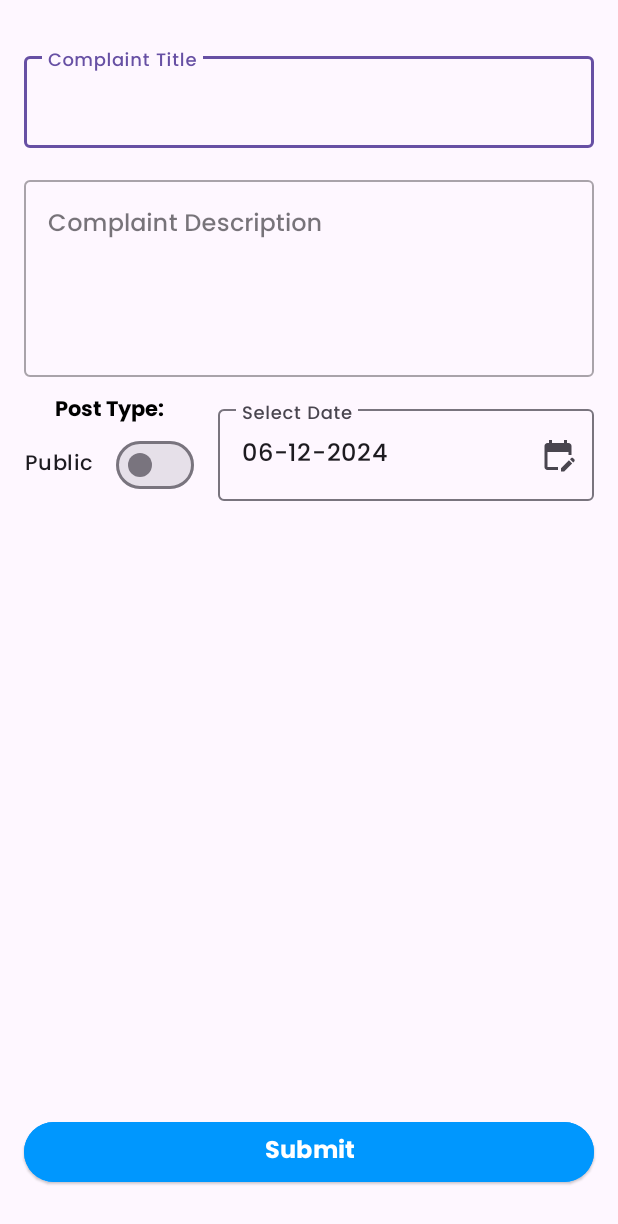
After one commit to mirzatawhid/Prokash-SocialApp, an Android app: the fragment DetailsFragment shown on its own in the app's theme, on a phone screen of 412 x 824 dp. The commit adds this screen. Shown: the top 1224 px of the screen. Run offline under Robolectric (Android 15) with nearby library versions, the phone set to English and light mode, and no system bars.

Commit message:
Detail Fragment added

```diff
--- /dev/null
+++ b/app/src/main/java/com/dcoder/prokash/complaintSubmissionFragment/DetailsFragment.kt
@@ -0,0 +1,121 @@
+package com.dcoder.prokash.complaintSubmissionFragment
+
+import android.annotation.SuppressLint
+import android.os.Bundle
+import android.text.TextUtils
+import android.util.Log
+import androidx.fragment.app.Fragment
+import android.view.LayoutInflater
+import android.view.View
+import android.view.ViewGroup
+import android.widget.Toast
+import androidx.lifecycle.ViewModelProvider
+import com.dcoder.prokash.databinding.FragmentDetailsBinding
+import com.dcoder.prokash.viewmodel.ComplaintSubmissionViewModel
+import com.google.android.material.datepicker.MaterialDatePicker
+import java.text.SimpleDateFormat
+import java.util.Calendar
+import java.util.Date
+import java.util.Locale
+
+
+class DetailsFragment : Fragment() {
+
+    private var _binding: FragmentDetailsBinding? = null
+    private val binding get() = _binding!!
+
+    private lateinit var viewModel: ComplaintSubmissionViewModel
+
+
+    override fun onCreateView(
+        inflater: LayoutInflater, container: ViewGroup?,
+        savedInstanceState: Bundle?
+    ): View {
+        // Inflate the layout for this fragment
+        viewModel = ViewModelProvider(requireActivity()).get(ComplaintSubmissionViewModel::class.java)
+        _binding = FragmentDetailsBinding.inflate(inflater, container, false)
+        return binding.root
+    }
+
+    @SuppressLint("SetTextI18n")
+    override fun onViewCreated(view: View, savedInstanceState: Bundle?) {
+        super.onViewCreated(view, savedInstanceState)
+
+        binding.detailAnonymous.setOnCheckedChangeListener { _, isChecked ->
+            if (isChecked) {
+                binding.detailAnonymous.text = "Anonymous"
+            } else {
+                binding.detailAnonymous.text = "Public"
+            }
+        }
+
+        val dateFormat = SimpleDateFormat("dd-MM-yyyy", Locale.getDefault())
+
+        // Set Current Date in EditText by Default
+        val currentDate = Calendar.getInstance().time
+        binding.detailDate.setText(dateFormat.format(currentDate))
+
+        binding.detailDateLayout.setEndIconOnClickListener {
+            showDatePicker()
+        }
+
+        binding.detailDate.setOnClickListener {
+            showDatePicker()
+        }
+
+        binding.detailSubmit.setOnClickListener{
+            if (TextUtils.isEmpty(binding.detailTitle.text)){
+                binding.detailTitle.error = "Complaint Title is required."
+            }else{
+                binding.detailTitle.error = null
+            }
+
+            if(TextUtils.isEmpty(binding.detailDesc.text)){
+                binding.detailDesc.error = "Complaint Description is required."
+            }else{
+                binding.detailDesc.error = null
+            }
+            if (binding.detailTitle.error == null && binding.detailDesc.error == null){
+                viewModel.setTitle(binding.detailTitle.text.toString())
+                viewModel.setDescription(binding.detailDesc.text.toString())
+                viewModel.setAnonymous(binding.detailAnonymous.isChecked)
+                viewModel.setDate(binding.detailDate.text.toString())
+                Toast.makeText(requireContext(), "Every Input is Perfect.", Toast.LENGTH_SHORT).show()
+                Log.d("ComplaintInputCheck", "lastFragment:\n" +
+                        "title:${viewModel.title.value}\n" +
+                        "Desc: ${viewModel.description.value}\n" +
+                        "Date: ${viewModel.date.value}\n" +
+                        "isImage: ${viewModel.isImage.value}\n" +
+                        "evidence: ${viewModel.evidence.value}\n" +
+                        "category: ${viewModel.category.value}\n" +
+                        "subcategory: ${viewModel.subCategory.value}\n" +
+                        "lon: ${viewModel.locationLongitude.value}\n" +
+                        "lat: ${viewModel.locationLatitude.value}\n" +
+                        "anonymous: ${viewModel.anonymous.value}\n")
+            }
+        }
+
+    }
+
+    private fun showDatePicker() {
+        // Create a MaterialDatePicker instance
+        val datePicker = MaterialDatePicker.Builder.datePicker()
+            .setTitleText("Select a Date")
+            .setSelection(MaterialDatePicker.todayInUtcMilliseconds())
+            .build()
+
+        // Show the Date Picker
+        datePicker.show(parentFragmentManager, "datePicker")
+
+        // Handle Date Selection
+        datePicker.addOnPositiveButtonClickListener { selectedDate ->
+            // Format the selected date
+            val formattedDate =
+                SimpleDateFormat("dd-MM-yyyy", Locale.getDefault()).format(Date(selectedDate))
+            // Display the selected date in the EditText
+            binding.detailDate.setText(formattedDate)
+        }
+
+
+    }
+}
--- a/app/src/main/java/com/dcoder/prokash/model/SubCategoryModel.kt
+++ b/app/src/main/java/com/dcoder/prokash/data/model/SubCategoryModel.kt
@@ -1,6 +1,4 @@
-package com.dcoder.prokash.model
-
-import android.graphics.drawable.Drawable
+package com.dcoder.prokash.data.model
 
 
 data class SubCategoryModel(
--- a/app/src/main/java/com/dcoder/prokash/viewmodel/ComplaintSubmissionViewModel.kt
+++ b/app/src/main/java/com/dcoder/prokash/viewmodel/ComplaintSubmissionViewModel.kt
@@ -11,21 +11,25 @@ class ComplaintSubmissionViewModel: ViewModel() {
     private var _isImage = MutableLiveData<Boolean?>()
     private var _category = MutableLiveData<String>()
     private var _subCategory = MutableLiveData<String>()
-    private var _location = MutableLiveData<String>()
+    private var _locationLongitude = MutableLiveData<Double>()
+    private var _locationLatitude = MutableLiveData<Double>()
     private var _title = MutableLiveData<String>()
     private var _description = MutableLiveData<String>()
     private var _anonymous = MutableLiveData<Boolean>()
     private var _selectedTab = MutableLiveData<Int>()
+    private var _date = MutableLiveData<String>()
 
     val evidence: LiveData<Uri?> = _evidence
     val isImage: LiveData<Boolean?> = _isImage
     val category: LiveData<String> = _category
     val subCategory: LiveData<String> = _subCategory
-    val location: LiveData<String> = _location
+    val locationLongitude: LiveData<Double> = _locationLongitude
+    val locationLatitude: LiveData<Double> = _locationLatitude
     val title: LiveData<String> = _title
     val description: LiveData<String> = _description
     val anonymous: LiveData<Boolean> = _anonymous
     val selectedTab: LiveData<Int> = _selectedTab
+    val date: LiveData<String> = _date
 
     fun setEvidence(newEvidence: Uri?){
         _evidence.value = newEvidence
@@ -39,8 +43,9 @@ class ComplaintSubmissionViewModel: ViewModel() {
         _subCategory.value = newSubCategory
     }
 
-    fun setLocation(newLocation:String){
-        _location.value = newLocation
+    fun setLocation(longitude:Double,latitude:Double){
+        _locationLongitude.value = longitude
+        _locationLatitude.value = latitude
     }
 
     fun setTitle(newTitle:String){
@@ -65,4 +70,8 @@ class ComplaintSubmissionViewModel: ViewModel() {
         _isImage.value = new
     }
 
+    fun setDate(newDate:String){
+        _date.value = newDate
+    }
+
 }
--- /dev/null
+++ b/app/src/main/res/drawable/ic_edit_calendar.xml
@@ -0,0 +1,5 @@
+<vector xmlns:android="http://schemas.android.com/apk/res/android" android:height="24dp" android:tint="#000000" android:viewportHeight="24" android:viewportWidth="24" android:width="24dp">
+
+    <path android:fillColor="@android:color/white" android:pathData="M12,22H5c-1.11,0 -2,-0.9 -2,-2L3.01,6c0,-1.1 0.88,-2 1.99,-2h1V2h2v2h8V2h2v2h1c1.1,0 2,0.9 2,2v6h-2v-2H5v10h7V22zM22.13,16.99l0.71,-0.71c0.39,-0.39 0.39,-1.02 0,-1.41l-0.71,-0.71c-0.39,-0.39 -1.02,-0.39 -1.41,0l-0.71,0.71L22.13,16.99zM21.42,17.7l-5.3,5.3H14v-2.12l5.3,-5.3L21.42,17.7z"/>
+
+</vector>
--- /dev/null
+++ b/app/src/main/res/layout/fragment_details.xml
@@ -0,0 +1,123 @@
+<?xml version="1.0" encoding="utf-8"?>
+<androidx.constraintlayout.widget.ConstraintLayout xmlns:android="http://schemas.android.com/apk/res/android"
+    xmlns:app="http://schemas.android.com/apk/res-auto"
+    xmlns:tools="http://schemas.android.com/tools"
+    android:layout_width="match_parent"
+    android:layout_height="match_parent"
+    tools:context=".complaintSubmissionFragment.DetailsFragment">
+
+    <com.google.android.material.textfield.TextInputLayout
+        android:id="@+id/detail_title_layout"
+        style="@style/Widget.MaterialComponents.TextInputLayout.OutlinedBox"
+        android:layout_width="match_parent"
+        android:layout_height="wrap_content"
+        android:layout_marginStart="16dp"
+        android:layout_marginTop="32dp"
+        android:layout_marginEnd="16dp"
+        android:hint="Complaint Title"
+        app:layout_constraintEnd_toEndOf="parent"
+        app:layout_constraintStart_toStartOf="parent"
+        app:layout_constraintTop_toTopOf="parent">
+
+        <com.google.android.material.textfield.TextInputEditText
+            android:id="@+id/detail_title"
+            android:layout_width="match_parent"
+            android:layout_height="wrap_content"
+            android:fontFamily="@font/poppins_medium"/>
+
+    </com.google.android.material.textfield.TextInputLayout>
+
+    <com.google.android.material.textfield.TextInputLayout
+        android:id="@+id/detail_desc_layout"
+        style="@style/Widget.MaterialComponents.TextInputLayout.OutlinedBox"
+        android:layout_width="match_parent"
+        android:layout_height="wrap_content"
+        android:layout_marginStart="16dp"
+        android:layout_marginTop="16dp"
+        android:layout_marginEnd="16dp"
+        android:hint="Complaint Description"
+        app:layout_constraintEnd_toEndOf="parent"
+        app:layout_constraintStart_toStartOf="parent"
+        app:layout_constraintTop_toBottomOf="@id/detail_title_layout">
+
+        <com.google.android.material.textfield.TextInputEditText
+            android:id="@+id/detail_desc"
+            android:layout_width="match_parent"
+            android:layout_height="wrap_content"
+            android:inputType="textMultiLine"
+            android:gravity="start|top"
+            android:minLines="4"
+            android:maxLines="10"
+            android:scrollbars="vertical"
+            android:fontFamily="@font/poppins_medium"
+            android:overScrollMode="ifContentScrolls"
+            android:scrollHorizontally="false"/>
+
+    </com.google.android.material.textfield.TextInputLayout>
+
+    <com.google.android.material.materialswitch.MaterialSwitch
+        android:id="@+id/detail_anonymous"
+        android:layout_width="wrap_content"
+        android:layout_height="wrap_content"
+        android:layout_marginStart="16dp"
+        android:text="Public"
+        android:textAlignment="center"
+        android:checked="false"
+        android:fontFamily="@font/poppins_medium"
+        app:layout_constraintStart_toStartOf="parent"
+        app:layout_constraintBottom_toBottomOf="@id/detail_date_layout"/>
+
+    <com.google.android.material.textfield.TextInputLayout
+        android:id="@+id/detail_date_layout"
+        style="@style/Widget.Material3.TextInputLayout.OutlinedBox"
+        android:layout_width="0dp"
+        android:layout_height="wrap_content"
+        android:layout_marginStart="16dp"
+        android:layout_marginTop="16dp"
+        android:layout_marginEnd="16dp"
+        android:hint="Select Date"
+        app:endIconMode="custom"
+        app:endIconDrawable="@drawable/ic_edit_calendar"
+        app:layout_constraintEnd_toEndOf="parent"
+        app:layout_constraintStart_toEndOf="@+id/detail_anonymous"
+        app:layout_constraintTop_toBottomOf="@+id/detail_desc_layout">
+
+        <com.google.android.material.textfield.TextInputEditText
+            android:id="@+id/detail_date"
+            android:layout_width="match_parent"
+            android:layout_height="wrap_content"
+            android:focusable="false"
+            android:inputType="date"
+            android:fontFamily="@font/poppins_medium"
+            />
+    </com.google.android.material.textfield.TextInputLayout>
+
+    <Button
+        style="@style/Widget.Material3.Button.ElevatedButton"
+        android:id="@+id/detail_submit"
+        android:layout_width="match_parent"
+        android:layout_height="wrap_content"
+        android:text="Submit"
+        android:backgroundTint="@color/blue_main"
+        android:textColor="@color/white"
+        android:fontFamily="@font/poppins_bold"
+        android:textSize="16sp"
+        android:layout_marginStart="16dp"
+        android:layout_marginEnd="16dp"
+        android:layout_marginBottom="32dp"
+        app:layout_constraintStart_toStartOf="parent"
+        app:layout_constraintEnd_toEndOf="parent"
+        app:layout_constraintBottom_toBottomOf="parent"
+        />
+
+    <TextView
+        android:layout_width="wrap_content"
+        android:layout_height="wrap_content"
+        android:text="Post Type:"
+        android:textColor="@color/black"
+        android:fontFamily="@font/poppins_bold"
+        app:layout_constraintStart_toStartOf="@id/detail_anonymous"
+        app:layout_constraintEnd_toEndOf="@id/detail_anonymous"
+        app:layout_constraintBottom_toTopOf="@id/detail_anonymous"/>
+
+</androidx.constraintlayout.widget.ConstraintLayout>
--- a/app/src/main/res/layout/fragment_lcation_picking.xml
+++ b/app/src/main/res/layout/fragment_location_picking.xml
@@ -49,6 +49,7 @@
         android:layout_marginEnd="16dp"
         android:layout_marginBottom="32dp"
         android:text="Current"
+        android:elevation="5dp"
         app:layout_constraintBottom_toBottomOf="parent"
         app:layout_constraintEnd_toEndOf="parent" />
 
--- a/app/src/main/res/layout/location_bottom_sheet_layout.xml
+++ b/app/src/main/res/layout/location_bottom_sheet_layout.xml
@@ -8,8 +8,8 @@
         android:id="@+id/sheet_close"
         android:layout_width="wrap_content"
         android:layout_height="wrap_content"
-        android:layout_marginTop="8dp"
-        android:layout_marginEnd="8dp"
+        android:layout_marginTop="16dp"
+        android:layout_marginEnd="16dp"
         android:src="@drawable/ic_close"
         app:layout_constraintEnd_toEndOf="parent"
         app:layout_constraintTop_toTopOf="parent" />
```
Also changed, not shown: app/src/main/java/com/dcoder/prokash/adapter/SubCategoryAdapter.kt (+3 -8 lines), app/src/main/java/com/dcoder/prokash/complaintSubmissionFragment/LocationPickingFragment.kt (+17 -5 lines), app/src/main/java/com/dcoder/prokash/complaintSubmissionFragment/SubCategoryFragment.kt (+3 -4 lines).
